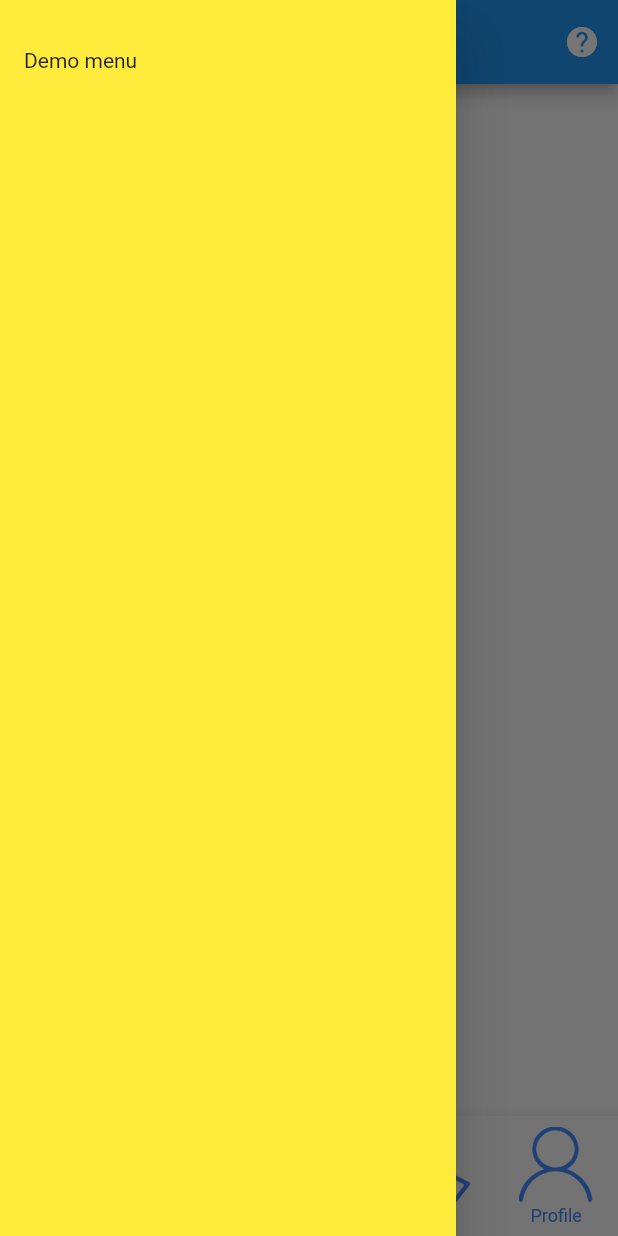
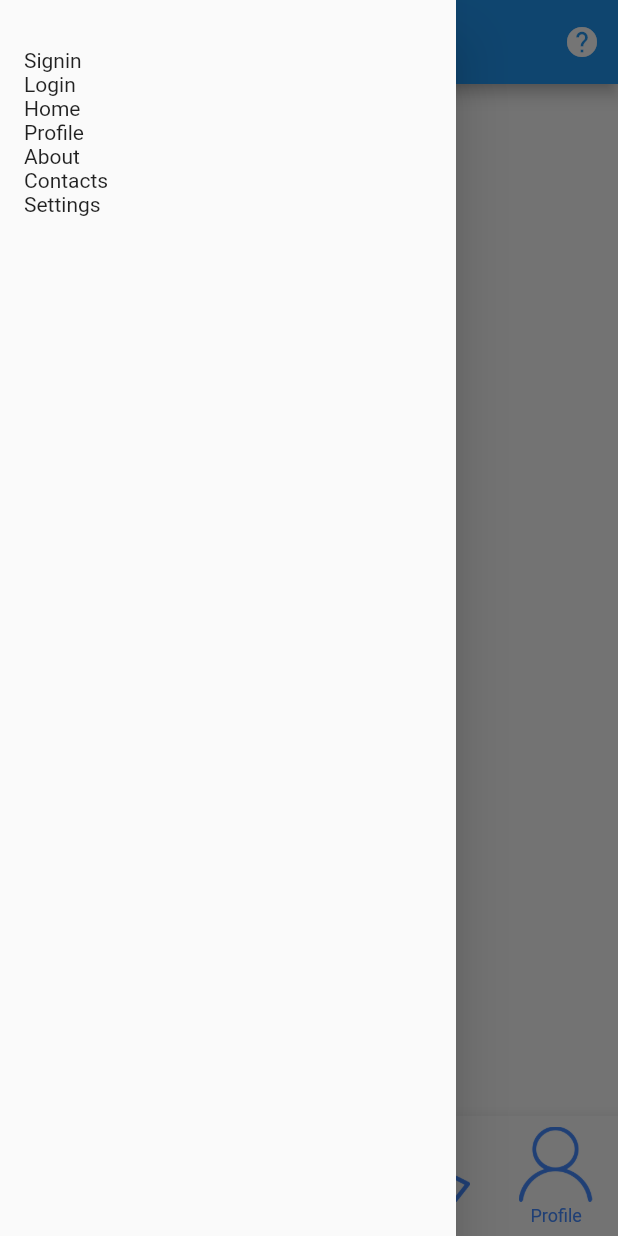
Before and after one commit to alex27riva/orino_smart_village, a Flutter app: the HomePage screen opened directly, with the side drawer open, on a phone screen of 412 x 824 dp. Run offline on Flutter 3.47's test engine with Material 2 defaults, Android fonts, the phone set to English and light mode, and no system bars; our stand-ins replace carousel_slider, flutter_map, latlong2; missing offline and left inert: qr_code_scanner.

Commit message:
Map, About, better Scanner

```diff
--- /dev/null
+++ b/lib/constants.dart
@@ -0,0 +1,10 @@
+// navbar icons
+const arIcon = 'assets/images/ar-icon.png';
+const scanIcon = 'assets/images/scan-icon.png';
+const homeIcon = 'assets/images/home-icon.png';
+const mapIcon = 'assets/images/map-icon.png';
+const profileIcon = 'assets/images/profile-icon.png';
+
+// about page
+const cariplo = 'assets/images/fondazione-cariplo-logo.png';
+const insubria = 'assets/images/insubria-logo.png';
--- a/lib/main.dart
+++ b/lib/main.dart
@@ -1,9 +1,12 @@
 import 'package:flutter/material.dart';
 import 'package:orino_smart_village/ar.dart';
+import 'package:orino_smart_village/map.dart';
 import 'package:orino_smart_village/profile.dart';
 import 'package:orino_smart_village/registration.dart';
 import 'package:orino_smart_village/scanner.dart';
 import 'package:orino_smart_village/home.dart';
+import 'about.dart';
+import 'constants.dart' as constants;
 import 'login.dart';
 
 void main() => runApp(const MyApp());
@@ -21,7 +24,8 @@ class MyApp extends StatelessWidget {
         routes: {
           '/login': (_) => const Login(),
           '/register': (_) => const Registration(),
-          '/scan': (_) => const Scanner()
+          '/scan': (_) => const Scanner(),
+          '/about': (_) => const About(),
         });
   }
 }
@@ -43,7 +47,7 @@ class _HomePageState extends State<HomePage> {
     const ArView(),
     const Scanner(),
     const Home(),
-    null,
+    const MapPage(),
     const Profile()
   ];
 
@@ -55,7 +59,7 @@ class _HomePageState extends State<HomePage> {
         actions: <Widget>[
           IconButton(
               onPressed: () {
-                Navigator.pushNamed(context, '/login');
+                Navigator.pushNamed(context, '/about');
               },
               icon: const Icon(Icons.help)),
         ],
@@ -74,26 +78,26 @@ class _HomePageState extends State<HomePage> {
         },
         items: const [
           BottomNavigationBarItem(
-              icon: ImageIcon(AssetImage('assets/images/ar-icon.png'),
+              icon: ImageIcon(AssetImage(constants.arIcon),
                   size: iconSize),
               label: 'AR'),
           BottomNavigationBarItem(
               icon: ImageIcon(
-                AssetImage('assets/images/scan-icon.png'),
+                AssetImage(constants.scanIcon),
                 size: iconSize,
               ),
               label: 'Scan'),
           BottomNavigationBarItem(
-              icon: ImageIcon(AssetImage('assets/images/home-icon.png'),
+              icon: ImageIcon(AssetImage(constants.homeIcon),
                   size: iconSize),
               label: 'Home'),
           BottomNavigationBarItem(
-            icon: ImageIcon(AssetImage('assets/images/map-icon.png'),
+            icon: ImageIcon(AssetImage(constants.mapIcon),
                 size: iconSize),
             label: 'Map',
           ),
           BottomNavigationBarItem(
-              icon: ImageIcon(AssetImage('assets/images/profile-icon.png'),
+              icon: ImageIcon(AssetImage(constants.profileIcon),
                   size: iconSize),
               label: 'Profile')
         ],
@@ -103,9 +107,20 @@ class _HomePageState extends State<HomePage> {
 
       drawer: Drawer(
         child: Container(
-          color: Colors.yellow,
           padding: const EdgeInsets.fromLTRB(16, 32, 16, 16),
-          child: const Text("Demo menu"),
+          child: Column(
+            mainAxisAlignment: MainAxisAlignment.start,
+            crossAxisAlignment: CrossAxisAlignment.start,
+            children: const <Widget>[
+              Text("Signin"),
+              Text("Login"),
+              Text("Home"),
+              Text("Profile"),
+              Text("About"),
+              Text("Contacts"),
+              Text("Settings"),
+            ],
+          )
         ),
       ),
     );
--- a/pubspec.yaml
+++ b/pubspec.yaml
@@ -36,6 +36,7 @@ dependencies:
   cupertino_icons: ^1.0.2
   carousel_slider: ^4.1.1
   qr_code_scanner: ^1.0.0
+  flutter_map: ^1.1.1
 
 dev_dependencies:
   flutter_test:
@@ -68,7 +69,8 @@ flutter:
     - assets/images/profile-icon.png
     - assets/images/carousel/
     - assets/images/profile-placeholder.png
-
+    - assets/images/fondazione-cariplo-logo.png
+    - assets/images/insubria-logo.png
   # An image asset can refer to one or more resolution-specific "variants", see
   # https://flutter.dev/assets-and-images/#resolution-aware
 
```
Also changed, not shown: lib/about.dart (added, +61 -0 lines), lib/map.dart (added, +31 -0 lines), lib/scanner.dart (+3 -47 lines), assets/images/fondazione-cariplo-logo.png (added), assets/images/insubria-logo.png (added), pubspec.lock, 1 other file.
